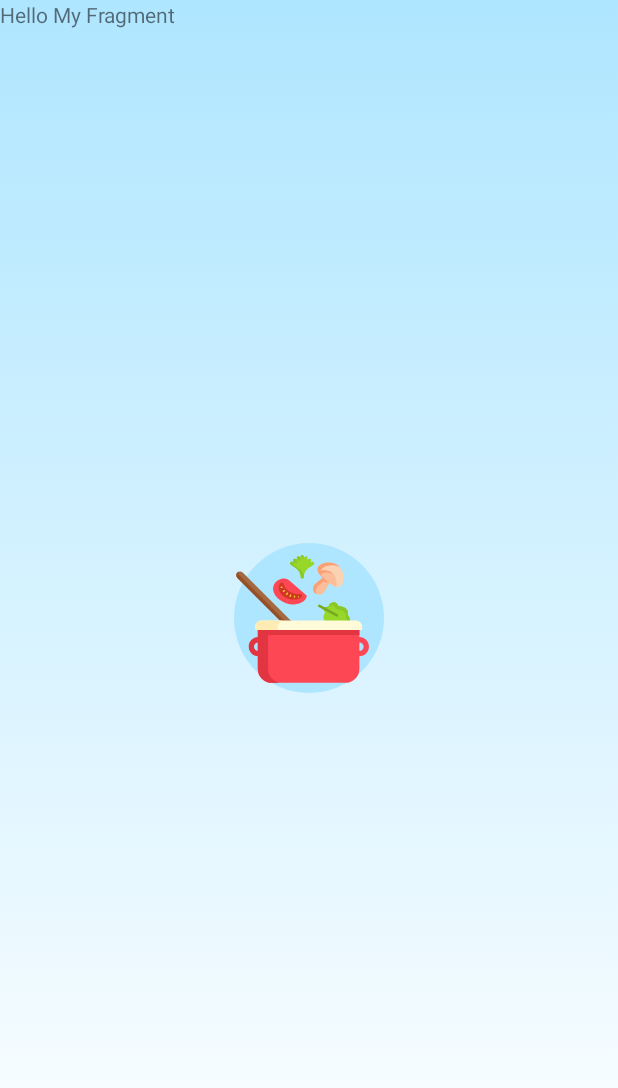
After one commit to CristinaRacovita/android-advanced-project, an Android app: the fragment MyRecipeFragment shown on its own in the app's theme, on a phone screen of 412 x 824 dp. The commit adds this screen. Shown: the top 1088 px of the screen. Run offline under Robolectric (Android 15) with nearby library versions, the phone set to English and light mode, and no system bars.

Commit message:
my recipe fragment created

```diff
--- /dev/null
+++ b/tasty/app/src/main/java/com/example/tasty/presentation/fragments/MyRecipeFragment.java
@@ -0,0 +1,28 @@
+package com.example.tasty.presentation.fragments;
+
+import android.os.Bundle;
+import android.view.LayoutInflater;
+import android.view.View;
+import android.view.ViewGroup;
+
+import androidx.fragment.app.Fragment;
+
+import com.example.tasty.R;
+
+public class MyRecipeFragment extends Fragment {
+
+    public static MyRecipeFragment newInstance(){
+        return new MyRecipeFragment();
+    }
+
+    @Override
+    public void onCreate(Bundle savedInstanceState) {
+        super.onCreate(savedInstanceState);
+    }
+
+    @Override
+    public View onCreateView(LayoutInflater inflater, ViewGroup container,
+                             Bundle savedInstanceState) {
+        return inflater.inflate(R.layout.fragment_my_recipe, container, false);
+    }
+}
--- /dev/null
+++ b/tasty/app/src/main/res/layout/fragment_my_recipe.xml
@@ -0,0 +1,14 @@
+<?xml version="1.0" encoding="utf-8"?>
+<FrameLayout xmlns:android="http://schemas.android.com/apk/res/android"
+    xmlns:tools="http://schemas.android.com/tools"
+    android:layout_width="match_parent"
+    android:layout_height="match_parent"
+    tools:context=".presentation.fragments.MyRecipeFragment">
+
+    <!-- TODO: Update blank fragment layout -->
+    <TextView
+        android:layout_width="match_parent"
+        android:layout_height="match_parent"
+        android:text="@string/hello_blank_fragment" />
+
+</FrameLayout>
--- a/tasty/app/src/main/res/values/strings.xml
+++ b/tasty/app/src/main/res/values/strings.xml
@@ -13,4 +13,5 @@
     <string name="sign_in_as_guest">Sign in as guest</string>
     <string name="timer">Timer</string>
     <string name="learn_more">LEARN MORE</string>
+    <string name="hello_blank_fragment">Hello My Fragment</string>
 </resources>
```
